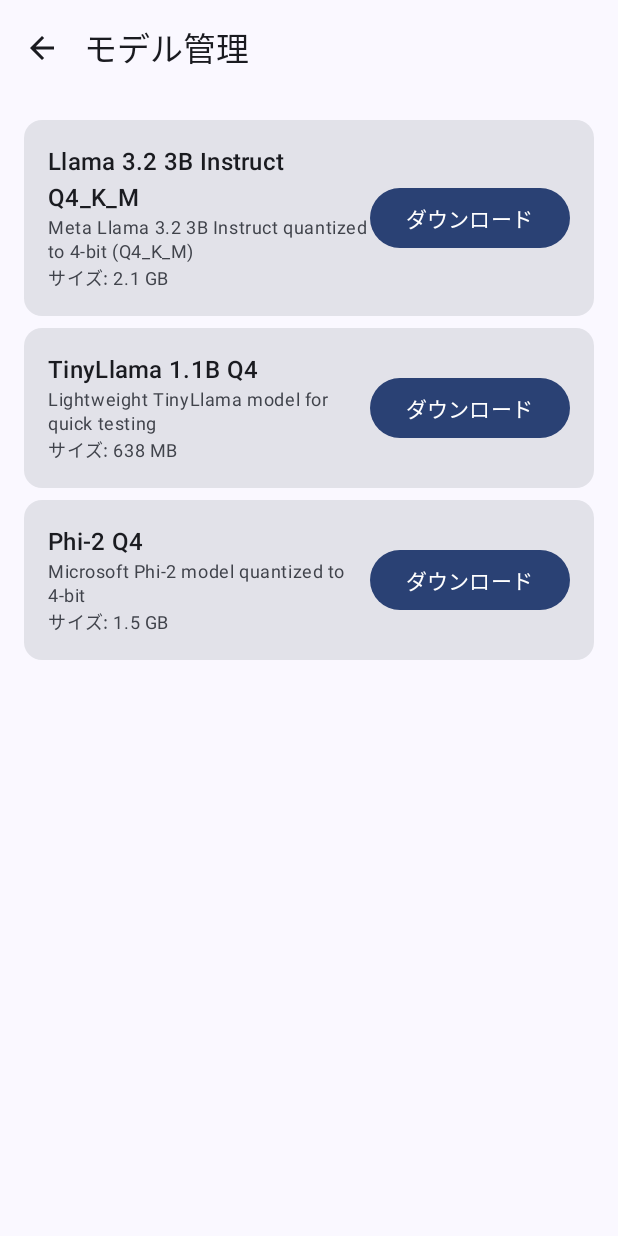
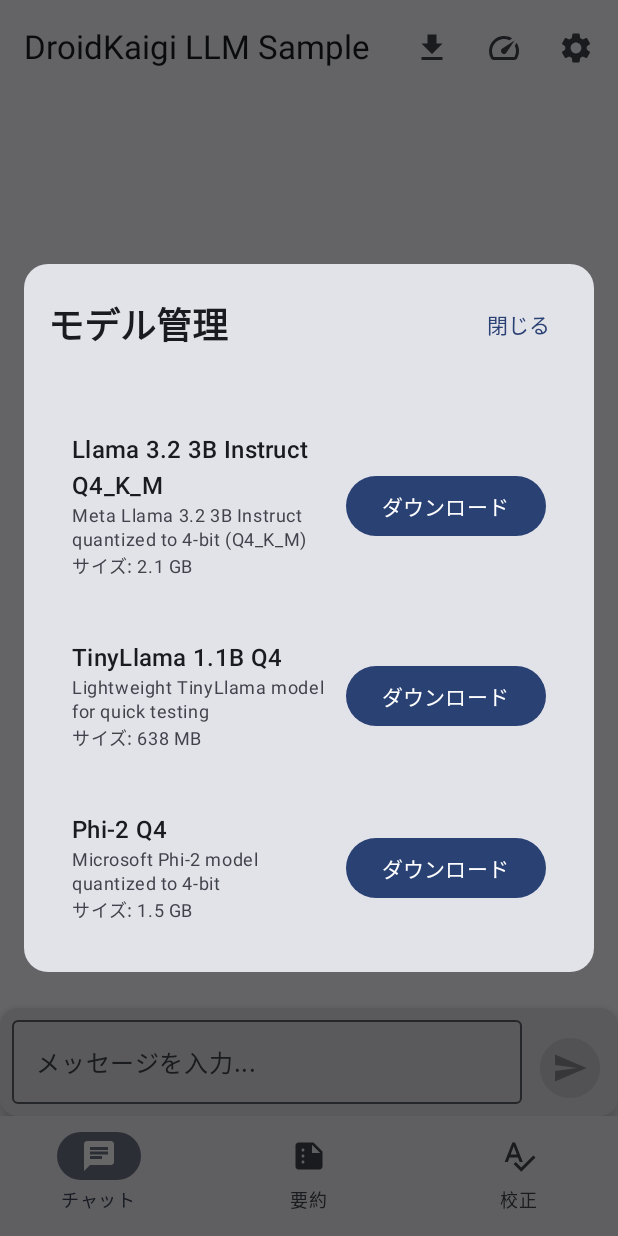
Before and after one commit to MasayukiSuda/DroidKaigiLocalLLMSample, an Android app built with Jetpack Compose: the screen it shows after launch (MainActivity), after a tap on "モデル管理", on a phone screen of 412 x 824 dp. Run offline under Robolectric (Android 15) with nearby library versions, the phone set to English and light mode, and no system bars; our stand-ins replace Dagger/Hilt's generated code.

Commit message:
Fix ModelDownloadScreen

```diff
--- a/app/src/main/java/com/daasuu/llmsample/data/llm/task/TaskRepository.kt
+++ b/app/src/main/java/com/daasuu/llmsample/data/llm/task/TaskRepository.kt
@@ -56,13 +56,13 @@ class TaskRepository @Inject constructor(
         val generated = withContext(Dispatchers.IO) { runMediaPipeGenerate(prompt) }
         if (generated != null) {
             generated.split(" ").forEach { token ->
-                send(token + " ")
+                send("$token ")
                 delay(12)
             }
         } else {
             Log.w(TAG, "MediaPipe generate failed; falling back to mock")
             withContext(Dispatchers.IO) {
-                ("[task mock] Gemma3: " + prompt).split(" ").forEach {
+                ("[task mock] Gemma3: $prompt").split(" ").forEach {
                     send(it + " ")
                     delay(20)
                 }
--- a/app/src/main/java/com/daasuu/llmsample/data/model_manager/ModelManager.kt
+++ b/app/src/main/java/com/daasuu/llmsample/data/model_manager/ModelManager.kt
@@ -115,10 +115,10 @@ class ModelManager @Inject constructor(
             val assetManager = context.assets
 
             // llama_cppモデルをコピー
-            copyModelsFromAssetsForProvider(assetManager, "models/llama_cpp", LLMProvider.LLAMA_CPP)
+            copyModelsFromAssetsForProvider(assetManager, "models/llama_cpp")
 
             // lite_rtモデルをコピー
-            copyModelsFromAssetsForProvider(assetManager, "models/lite_rt", LLMProvider.LITE_RT)
+            copyModelsFromAssetsForProvider(assetManager, "models/lite_rt")
 
             Result.success(Unit)
         } catch (e: Exception) {
@@ -129,7 +129,6 @@ class ModelManager @Inject constructor(
     private suspend fun copyModelsFromAssetsForProvider(
         assetManager: AssetManager,
         assetPath: String,
-        provider: LLMProvider
     ) = withContext(Dispatchers.IO) {
         try {
             val files = assetManager.list(assetPath) ?: return@withContext
@@ -139,7 +138,11 @@ class ModelManager @Inject constructor(
 
                 // モデルIDを特定
                 val modelId = when {
-                    fileName.contains("llama-3.2-3b", ignoreCase = true) -> "llama-3.2-3b-instruct-q4_k_m"
+                    fileName.contains(
+                        "llama-3.2-3b",
+                        ignoreCase = true
+                    ) -> "llama-3.2-3b-instruct-q4_k_m"
+
                     fileName.contains("tinyllama", ignoreCase = true) -> "tinyllama-1.1b-q4"
                     fileName.contains("phi-2", ignoreCase = true) -> "phi-2-q4"
                     fileName.contains("mobilevlm", ignoreCase = true) -> "mobilevlm-q4"
--- a/app/src/main/java/com/daasuu/llmsample/ui/screens/MainScreen.kt
+++ b/app/src/main/java/com/daasuu/llmsample/ui/screens/MainScreen.kt
@@ -7,29 +7,40 @@ import androidx.compose.foundation.layout.Row
 import androidx.compose.foundation.layout.fillMaxSize
 import androidx.compose.foundation.layout.fillMaxWidth
 import androidx.compose.foundation.layout.padding
-import androidx.compose.ui.Alignment
-import androidx.compose.ui.text.font.FontWeight
-import androidx.compose.ui.unit.dp
+import androidx.compose.material.icons.Icons
+import androidx.compose.material.icons.filled.Download
+import androidx.compose.material.icons.filled.Settings
+import androidx.compose.material.icons.filled.Speed
+import androidx.compose.material3.AlertDialog
+import androidx.compose.material3.Card
+import androidx.compose.material3.ExperimentalMaterial3Api
+import androidx.compose.material3.Icon
+import androidx.compose.material3.IconButton
+import androidx.compose.material3.MaterialTheme
+import androidx.compose.material3.NavigationBar
+import androidx.compose.material3.NavigationBarItem
+import androidx.compose.material3.Scaffold
+import androidx.compose.material3.Text
+import androidx.compose.material3.TextButton
+import androidx.compose.material3.TopAppBar
+import androidx.compose.runtime.Composable
 import androidx.compose.runtime.getValue
 import androidx.compose.runtime.mutableStateOf
 import androidx.compose.runtime.remember
 import androidx.compose.runtime.setValue
-import androidx.compose.material.icons.Icons
-import androidx.compose.material.icons.filled.Settings
-import androidx.compose.material.icons.filled.Speed
-import androidx.compose.material.icons.filled.Download
-import androidx.compose.material3.*
-import androidx.compose.runtime.Composable
+import androidx.compose.ui.Alignment
 import androidx.compose.ui.Modifier
+import androidx.compose.ui.text.font.FontWeight
+import androidx.compose.ui.unit.dp
 import androidx.navigation.NavDestination.Companion.hierarchy
 import androidx.navigation.NavGraph.Companion.findStartDestination
 import androidx.navigation.compose.currentBackStackEntryAsState
 import androidx.navigation.compose.rememberNavController
 import com.daasuu.llmsample.ui.navigation.AppNavigation
 import com.daasuu.llmsample.ui.navigation.BottomNavItem
-import com.daasuu.llmsample.ui.screens.settings.SettingsScreen
 import com.daasuu.llmsample.ui.screens.benchmark.BenchmarkDashboardScreen
 import com.daasuu.llmsample.ui.screens.model_download.ModelDownloadScreen
+import com.daasuu.llmsample.ui.screens.settings.SettingsScreen
 
 @OptIn(ExperimentalMaterial3Api::class)
 @Composable
@@ -99,7 +110,7 @@ fun MainScreen() {
 
     // Settings modal
     if (showSettings) {
-        androidx.compose.material3.AlertDialog(
+        AlertDialog(
             onDismissRequest = { showSettings = false },
             title = {
                 Text("設定")
@@ -124,7 +135,7 @@ fun MainScreen() {
                 usePlatformDefaultWidth = false // フルスクリーンダイアログ
             )
         ) {
-            androidx.compose.material3.Card(
+            Card(
                 modifier = Modifier
                     .fillMaxSize()
                     .padding(16.dp),
@@ -162,10 +173,45 @@ fun MainScreen() {
 
     // Model download modal
     if (showModelDownload) {
-        Box(modifier = Modifier.fillMaxSize()) {
-            ModelDownloadScreen(
-                onBackClick = { showModelDownload = false }
+        androidx.compose.ui.window.Dialog(
+            onDismissRequest = { showModelDownload = false },
+            properties = androidx.compose.ui.window.DialogProperties(
+                usePlatformDefaultWidth = false // フルスクリーンダイアログ
             )
+        ) {
+            Card(
+                modifier = Modifier
+                    .fillMaxWidth()
+                    .padding(16.dp),
+                shape = androidx.compose.foundation.shape.RoundedCornerShape(16.dp)
+            ) {
+                Column(
+                    modifier = Modifier.fillMaxWidth()
+                ) {
+                    // ダイアログヘッダー
+                    Row(
+                        modifier = Modifier
+                            .fillMaxWidth()
+                            .padding(16.dp),
+                        horizontalArrangement = Arrangement.SpaceBetween,
+                        verticalAlignment = Alignment.CenterVertically
+                    ) {
+                        Text(
+                            text = "モデル管理",
+                            style = MaterialTheme.typography.headlineSmall,
+                            fontWeight = FontWeight.Bold
+                        )
+                        TextButton(onClick = { showModelDownload = false }) {
+                            Text("閉じる")
+                        }
+                    }
+
+                    // モデルダウンロード内容
+                    ModelDownloadScreen(
+                        onBackClick = { showModelDownload = false }
+                    )
+                }
+            }
         }
     }
 }
--- a/app/src/main/java/com/daasuu/llmsample/ui/screens/model_download/ModelDownloadScreen.kt
+++ b/app/src/main/java/com/daasuu/llmsample/ui/screens/model_download/ModelDownloadScreen.kt
@@ -14,7 +14,6 @@ import androidx.compose.ui.unit.dp
 import androidx.hilt.navigation.compose.hiltViewModel
 import com.daasuu.llmsample.data.model.ModelInfo
 
-@OptIn(ExperimentalMaterial3Api::class)
 @Composable
 fun ModelDownloadScreen(
     viewModel: ModelDownloadViewModel = hiltViewModel(),
@@ -23,22 +22,8 @@ fun ModelDownloadScreen(
     val models by viewModel.models.collectAsState()
     val downloadingModels by viewModel.downloadingModels.collectAsState()
 
-    Scaffold(
-        topBar = {
-            TopAppBar(
-                title = { Text("モデル管理") },
-                navigationIcon = {
-                    IconButton(onClick = onBackClick) {
-                        Icon(Icons.Default.ArrowBack, contentDescription = "戻る")
-                    }
-                }
-            )
-        }
-    ) { paddingValues ->
     LazyColumn(
-            modifier = Modifier
-                .fillMaxSize()
-                .padding(paddingValues),
+        modifier = Modifier.fillMaxWidth(),
         contentPadding = PaddingValues(16.dp),
         verticalArrangement = Arrangement.spacedBy(8.dp)
     ) {
@@ -49,7 +34,6 @@ fun ModelDownloadScreen(
                 onDownloadClick = { viewModel.downloadModel(model.id) },
                 onDeleteClick = { viewModel.deleteModel(model.id) }
             )
-            }
         }
     }
 }
```
Lines whose indentation alone changed are shown as unchanged.
